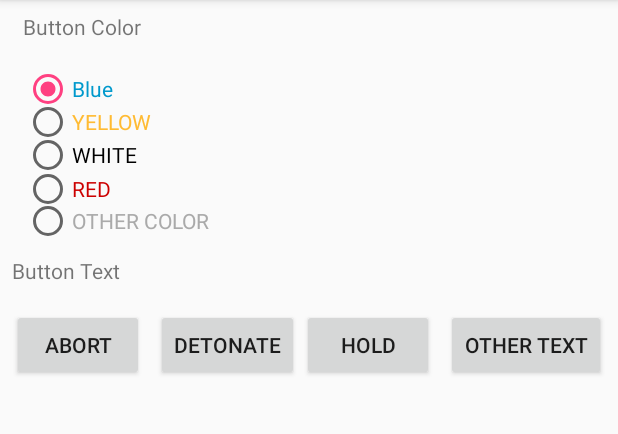
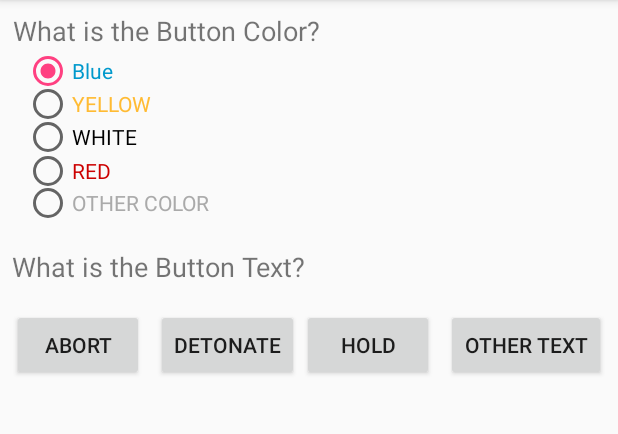
Before and after one commit to tmking01/KeepTalkingandNobodyExplodesCompanion, an Android app: the Buttons screen opened directly, with no data from a screen before it, on a phone screen of 412 x 824 dp, the part 84-518 px from its top. Run offline under Robolectric (Android 15) with nearby library versions, the phone set to English and light mode, and no system bars.

```diff
--- a/app/src/main/java/com/example/tmkin/keeptalkingandnobodyexplodescompanion/Buttons.java
+++ b/app/src/main/java/com/example/tmkin/keeptalkingandnobodyexplodescompanion/Buttons.java
@@ -30,6 +30,8 @@ public class Buttons extends AppCompatActivity {
         TextView mylabelone = (TextView) findViewById(R.id.lblStrip);
         mylabelone.setVisibility(View.VISIBLE);
         mylabelone.setText("Press and Hold!");
+        TextView mylabeltwo = (TextView) findViewById(R.id.lblAnswer);
+        mylabeltwo.setVisibility(View.INVISIBLE);
         //This is done.
     }
     public void btnDetonate(View v){
@@ -48,6 +50,8 @@ public class Buttons extends AppCompatActivity {
             TextView mylabelone = (TextView) findViewById(R.id.lblStrip);
             mylabelone.setVisibility(View.VISIBLE);
             mylabelone.setText("Press and Release!");
+            TextView mylabeltwo = (TextView) findViewById(R.id.lblAnswer);
+            mylabeltwo.setVisibility(View.INVISIBLE);
         } else {
             //If more than 2 batteries and a lit indicator of FRK
             if (2 == 2) {
@@ -63,6 +67,8 @@ public class Buttons extends AppCompatActivity {
                 TextView mylabelone = (TextView) findViewById(R.id.lblStrip);
                 mylabelone.setVisibility(View.VISIBLE);
                 mylabelone.setText("Press and Release!");
+                TextView mylabeltwo = (TextView) findViewById(R.id.lblAnswer);
+                mylabeltwo.setVisibility(View.INVISIBLE);
             } else {
                 Button myButtonone = (Button) findViewById(R.id.btnBlue);
                 myButtonone.setVisibility(View.VISIBLE);
@@ -75,6 +81,8 @@ public class Buttons extends AppCompatActivity {
                 TextView mylabelone = (TextView) findViewById(R.id.lblStrip);
                 mylabelone.setVisibility(View.VISIBLE);
                 mylabelone.setText("Press and Hold!");
+                TextView mylabeltwo = (TextView) findViewById(R.id.lblAnswer);
+                mylabeltwo.setVisibility(View.INVISIBLE);
             }
         }
     }
@@ -94,6 +102,8 @@ public class Buttons extends AppCompatActivity {
             TextView mylabelone = (TextView) findViewById(R.id.lblStrip);
             mylabelone.setVisibility(View.VISIBLE);
             mylabelone.setText("Press and Release!");
+            TextView mylabeltwo = (TextView) findViewById(R.id.lblAnswer);
+            mylabeltwo.setVisibility(View.INVISIBLE);
         } else {
             //If more than 2 batteries and a lit indicator of FRK
             if (2 == 2) {
@@ -109,6 +119,8 @@ public class Buttons extends AppCompatActivity {
                 TextView mylabelone = (TextView) findViewById(R.id.lblStrip);
                 mylabelone.setVisibility(View.VISIBLE);
                 mylabelone.setText("Press and Release!");
+                TextView mylabeltwo = (TextView) findViewById(R.id.lblAnswer);
+                mylabeltwo.setVisibility(View.INVISIBLE);
             } else {
                 Button myButtonone = (Button) findViewById(R.id.btnBlue);
                 myButtonone.setVisibility(View.VISIBLE);
@@ -121,6 +133,8 @@ public class Buttons extends AppCompatActivity {
                 TextView mylabelone = (TextView) findViewById(R.id.lblStrip);
                 mylabelone.setVisibility(View.VISIBLE);
                 mylabelone.setText("Press and Hold!");
+                TextView mylabeltwo = (TextView) findViewById(R.id.lblAnswer);
+                mylabeltwo.setVisibility(View.INVISIBLE);
             }
         }
 
@@ -138,6 +152,8 @@ public class Buttons extends AppCompatActivity {
         TextView mylabelone = (TextView) findViewById(R.id.lblStrip);
         mylabelone.setVisibility(View.VISIBLE);
         mylabelone.setText("Press and Hold!");
+        TextView mylabeltwo = (TextView) findViewById(R.id.lblAnswer);
+        mylabeltwo.setVisibility(View.INVISIBLE);
     }
     public void btnBlue(View v){
         TextView mylabelone = (TextView) findViewById(R.id.lblAnswer);
--- /dev/null
+++ b/app/src/main/res/layout-land/activity_buttons.xml
@@ -0,0 +1,297 @@
+<?xml version="1.0" encoding="utf-8"?>
+<android.support.constraint.ConstraintLayout xmlns:android="http://schemas.android.com/apk/res/android"
+    xmlns:app="http://schemas.android.com/apk/res-auto"
+    xmlns:tools="http://schemas.android.com/tools"
+    android:layout_width="match_parent"
+    android:layout_height="match_parent"
+    tools:context="com.example.tmkin.keeptalkingandnobodyexplodescompanion.Buttons">
+
+    <TextView
+        android:id="@+id/textView5"
+        android:layout_width="223dp"
+        android:layout_height="20dp"
+        android:layout_marginEnd="8dp"
+        android:layout_marginTop="8dp"
+        android:text="@string/BTNColor"
+        android:textSize="18sp"
+        app:layout_constraintLeft_toLeftOf="parent"
+        app:layout_constraintTop_toTopOf="parent"
+        app:layout_constraintRight_toLeftOf="@+id/guideline7"
+        android:layout_marginRight="8dp" />
+
+    <Button
+        android:id="@+id/btnOtherColor"
+        android:layout_width="0dp"
+        android:layout_height="60dp"
+        android:layout_marginEnd="8dp"
+        android:layout_marginLeft="11dp"
+        android:layout_marginRight="8dp"
+        android:layout_marginStart="11dp"
+        android:layout_marginTop="8dp"
+        android:onClick="btnOtherColor"
+        android:text="@string/OtherColor"
+        android:visibility="invisible"
+        app:layout_constraintHorizontal_bias="0.28"
+        app:layout_constraintLeft_toRightOf="@+id/btnYellow"
+        app:layout_constraintRight_toRightOf="parent"
+        app:layout_constraintTop_toTopOf="@+id/guideline5"
+        app:layout_constraintDimensionRatio="w,2:1" />
+
+    <Button
+        android:id="@+id/btnYellow"
+        android:layout_width="0dp"
+        android:layout_height="60dp"
+        android:layout_marginStart="9dp"
+        android:layout_marginTop="8dp"
+        android:background="@color/ButtonSelected"
+        android:onClick="btnYellow"
+        android:text="@string/ColorYellow"
+        android:textColor="@android:color/black"
+        android:visibility="invisible"
+        app:layout_constraintTop_toTopOf="@+id/guideline5"
+        app:layout_constraintDimensionRatio="w,2:1"
+        android:layout_marginLeft="9dp"
+        app:layout_constraintLeft_toLeftOf="@+id/guideline7"
+        android:layout_marginRight="8dp"
+        app:layout_constraintRight_toRightOf="parent"
+        app:layout_constraintHorizontal_bias="0.08" />
+
+    <Button
+        android:id="@+id/btnWhite"
+        android:layout_width="0dp"
+        android:layout_height="60dp"
+        android:layout_marginStart="8dp"
+        android:layout_marginTop="8dp"
+        android:background="@android:color/black"
+        android:onClick="btnWhite"
+        android:text="@string/ColorWhite"
+        android:textColor="@android:color/white"
+        android:visibility="invisible"
+        app:layout_constraintTop_toTopOf="@+id/guideline5"
+        app:layout_constraintDimensionRatio="w,2:1"
+        app:layout_constraintRight_toLeftOf="@+id/guideline7"
+        android:layout_marginRight="8dp"
+        android:layout_marginLeft="8dp"
+        app:layout_constraintLeft_toLeftOf="parent"
+        app:layout_constraintHorizontal_bias="0.91" />
+
+    <Button
+        android:id="@+id/btnBlue"
+        android:layout_width="0dp"
+        android:layout_height="60dp"
+        android:layout_marginLeft="8dp"
+        android:layout_marginStart="8dp"
+        android:layout_marginTop="8dp"
+        android:background="@android:color/holo_blue_dark"
+        android:onClick="btnBlue"
+        android:text="@string/ColorBlue"
+        android:textColor="@android:color/white"
+        android:visibility="invisible"
+        app:layout_constraintLeft_toLeftOf="parent"
+        app:layout_constraintTop_toTopOf="@+id/guideline5"
+        app:layout_constraintDimensionRatio="w,2:1"
+        app:layout_constraintRight_toLeftOf="@+id/guideline7"
+        android:layout_marginRight="8dp"
+        app:layout_constraintHorizontal_bias="0.07" />
+
+    <android.support.constraint.Guideline
+        android:layout_width="wrap_content"
+        android:layout_height="wrap_content"
+        android:id="@+id/guideline5"
+        app:layout_constraintGuide_begin="190dp"
+        android:orientation="horizontal" />
+
+    <android.support.constraint.Guideline
+        android:id="@+id/guideline6"
+        android:layout_width="wrap_content"
+        android:layout_height="wrap_content"
+        android:orientation="horizontal"
+        app:layout_constraintGuide_begin="36dp" />
+
+    <Button
+        android:id="@+id/btnHold"
+        android:layout_width="wrap_content"
+        android:layout_height="wrap_content"
+        android:onClick="btnHold"
+        android:text="@string/BTNHold"
+        android:layout_marginTop="8dp"
+        app:layout_constraintTop_toBottomOf="@+id/btnAbort"
+        android:layout_marginRight="8dp"
+        app:layout_constraintRight_toRightOf="parent"
+        android:layout_marginLeft="8dp"
+        app:layout_constraintLeft_toLeftOf="@+id/guideline7"
+        app:layout_constraintHorizontal_bias="0.24" />
+
+    <Button
+        android:id="@+id/btnDetonate"
+        android:layout_width="wrap_content"
+        android:layout_height="wrap_content"
+        android:layout_marginStart="8dp"
+        android:onClick="btnDetonate"
+        android:text="@string/BTNDetonate"
+        app:layout_constraintTop_toTopOf="@+id/guideline6"
+        android:layout_marginTop="8dp"
+        android:layout_marginRight="0dp"
+        app:layout_constraintRight_toRightOf="parent"
+        android:layout_marginLeft="8dp"
+        app:layout_constraintLeft_toLeftOf="@+id/guideline7"
+        app:layout_constraintHorizontal_bias="0.7" />
+
+    <Button
+        android:id="@+id/btnOther"
+        android:layout_width="wrap_content"
+        android:layout_height="wrap_content"
+        android:layout_marginEnd="8dp"
+        android:layout_marginRight="87dp"
+        android:layout_marginStart="8dp"
+        android:onClick="btnOther"
+        android:text="@string/BTNOther"
+        app:layout_constraintRight_toRightOf="parent"
+        android:layout_marginTop="8dp"
+        app:layout_constraintTop_toBottomOf="@+id/btnDetonate"
+        android:layout_marginLeft="8dp"
+        app:layout_constraintLeft_toLeftOf="@+id/guideline7"
+        app:layout_constraintHorizontal_bias="0.74" />
+
+    <Button
+        android:id="@+id/btnAbort"
+        android:layout_width="wrap_content"
+        android:layout_height="wrap_content"
+        android:layout_marginStart="8dp"
+        android:onClick="btnAbort"
+        android:text="@string/BTNAbort"
+        app:layout_constraintTop_toTopOf="@+id/guideline6"
+        android:layout_marginTop="8dp"
+        android:layout_marginLeft="8dp"
+        app:layout_constraintLeft_toLeftOf="@+id/guideline7"
+        android:layout_marginRight="8dp"
+        app:layout_constraintRight_toRightOf="parent"
+        app:layout_constraintHorizontal_bias="0.24" />
+
+    <TextView
+        android:id="@+id/lblStrip"
+        android:layout_width="wrap_content"
+        android:layout_height="wrap_content"
+        android:layout_marginBottom="8dp"
+        android:layout_marginLeft="8dp"
+        android:layout_marginRight="8dp"
+        android:text="@string/PressHold"
+        android:textSize="24sp"
+        android:textStyle="bold"
+        android:visibility="invisible"
+        app:layout_constraintBottom_toTopOf="@+id/guideline5"
+        app:layout_constraintLeft_toLeftOf="parent"
+        app:layout_constraintRight_toRightOf="parent" />
+
+    <TextView
+        android:id="@+id/lblButton"
+        android:layout_width="wrap_content"
+        android:layout_height="wrap_content"
+        android:text="@string/ButtonName"
+        android:textSize="18sp"
+        app:layout_constraintTop_toTopOf="parent"
+        android:layout_marginTop="8dp"
+        android:layout_marginLeft="8dp"
+        app:layout_constraintLeft_toLeftOf="@+id/guideline7"
+        android:layout_marginRight="8dp"
+        app:layout_constraintRight_toRightOf="parent" />
+
+    <android.support.constraint.Guideline
+        android:layout_width="wrap_content"
+        android:layout_height="wrap_content"
+        android:id="@+id/guideline11"
+        app:layout_constraintGuide_begin="258dp"
+        android:orientation="horizontal"
+        app:layout_constraintDimensionRatio="w,2:1" />
+
+    <TextView
+        android:id="@+id/lblAnswer"
+        android:layout_width="wrap_content"
+        android:layout_height="wrap_content"
+        android:layout_marginLeft="8dp"
+        android:layout_marginRight="8dp"
+        android:layout_marginTop="8dp"
+        android:text="@string/ButtonSolution"
+        android:textSize="30sp"
+        android:visibility="invisible"
+        app:layout_constraintLeft_toLeftOf="parent"
+        app:layout_constraintRight_toRightOf="parent"
+        app:layout_constraintTop_toTopOf="@+id/guideline11" />
+
+    <android.support.constraint.Guideline
+        android:layout_width="wrap_content"
+        android:layout_height="wrap_content"
+        android:id="@+id/guideline7"
+        app:layout_constraintGuide_begin="305dp"
+        android:orientation="vertical" />
+
+    <RadioGroup
+        android:id="@+id/WireOne"
+        android:layout_width="wrap_content"
+        android:layout_height="110dp"
+        android:layout_marginEnd="8dp"
+        android:layout_marginLeft="164dp"
+        android:layout_marginStart="16dp"
+        android:layout_marginTop="10dp"
+        app:layout_constraintLeft_toLeftOf="parent"
+        app:layout_constraintTop_toBottomOf="@+id/textView5"
+        app:layout_constraintRight_toLeftOf="@+id/guideline7"
+        android:layout_marginRight="8dp">
+
+        <RadioButton
+            android:id="@+id/Oneblue"
+            android:layout_height="27dp"
+            android:layout_weight="1"
+            android:checked="true"
+            android:duplicateParentState="false"
+            android:lineSpacingExtra="8sp"
+            android:text="@string/ColorBlue"
+            android:textColor="@android:color/holo_blue_dark"
+            android:textSize="14sp"
+            tools:layout_editor_absoluteX="16dp"
+            tools:layout_editor_absoluteY="162dp" />
+
+        <RadioButton
+            android:id="@+id/oneyellow"
+            android:layout_height="27dp"
+            android:layout_weight="1"
+            android:text="@string/ColorYellow"
+            android:textAllCaps="true"
+            android:textColor="@android:color/holo_orange_light"
+            android:textSize="14sp"
+            tools:layout_editor_absoluteX="75dp"
+            tools:layout_editor_absoluteY="162dp" />
+
+        <RadioButton
+            android:id="@+id/onewhite"
+            android:layout_height="28dp"
+            android:layout_weight="1"
+            android:text="@string/ColorWhite"
+            android:textAllCaps="true"
+            android:textSize="14sp"
+            tools:layout_editor_absoluteX="263dp"
+            tools:layout_editor_absoluteY="162dp" />
+
+        <RadioButton
+            android:id="@+id/onered"
+            android:layout_height="28dp"
+            android:layout_weight="1"
+            android:text="@string/ColorRed"
+            android:textAllCaps="true"
+            android:textColor="@android:color/holo_red_dark"
+            android:textSize="14sp"
+            tools:layout_editor_absoluteX="212dp"
+            tools:layout_editor_absoluteY="162dp" />
+
+        <RadioButton
+            android:id="@+id/onegreen"
+            android:layout_height="27dp"
+            android:layout_weight="1"
+            android:text="@string/OtherColor"
+            android:textAllCaps="true"
+            android:textColor="@android:color/darker_gray"
+            android:textSize="14sp"
+            tools:layout_editor_absoluteX="140dp"
+            tools:layout_editor_absoluteY="162dp" />
+    </RadioGroup>
+</android.support.constraint.ConstraintLayout>
--- a/app/src/main/res/layout/activity_buttons.xml
+++ b/app/src/main/res/layout/activity_buttons.xml
@@ -79,16 +79,17 @@
 
     <TextView
         android:id="@+id/textView5"
-        android:layout_width="98dp"
-        android:layout_height="32dp"
+        android:layout_width="223dp"
+        android:layout_height="20dp"
+        android:layout_marginEnd="8dp"
         android:layout_marginRight="8dp"
         android:layout_marginTop="8dp"
         android:text="@string/BTNColor"
-        app:layout_constraintHorizontal_bias="0.05"
+        android:textSize="18sp"
+        app:layout_constraintHorizontal_bias="0.049"
         app:layout_constraintLeft_toLeftOf="parent"
         app:layout_constraintRight_toRightOf="parent"
-        app:layout_constraintTop_toTopOf="parent"
-        android:layout_marginEnd="8dp" />
+        app:layout_constraintTop_toTopOf="parent" />
 
     <Button
         android:id="@+id/btnOtherColor"
@@ -241,6 +242,7 @@
         android:layout_marginBottom="8dp"
         android:layout_marginLeft="8dp"
         android:text="@string/ButtonName"
+        android:textSize="18sp"
         app:layout_constraintBottom_toTopOf="@+id/guideline6"
         app:layout_constraintLeft_toLeftOf="parent" />
 
--- a/app/src/main/res/values/strings.xml
+++ b/app/src/main/res/values/strings.xml
@@ -132,7 +132,7 @@
     </string>
     <string name="action_settings">Settings</string>
 
-    <string name="BTNColor">Button Color</string>
+    <string name="BTNColor">What is the Button Color?</string>
     <string name="BTNBlue">Blue</string>
     <string name="OtherColor">Other Color</string>
     <string name="BTNAbort">Abort</string>
@@ -141,7 +141,7 @@
     <string name="BTNOther">Other Text</string>
     <string name="BTNSteup">Setup</string>
     <string name="LabelSteup">Steup Questions</string>
-    <string name="ButtonName">Button Text</string>
+    <string name="ButtonName">What is the Button Text?</string>
     <string name="ButtonStripColor">Strip Color</string>
     <string name="ButtonSolution">Answer</string>
     <string name="PressHold"><![CDATA[Press & Hold]]></string>
```
